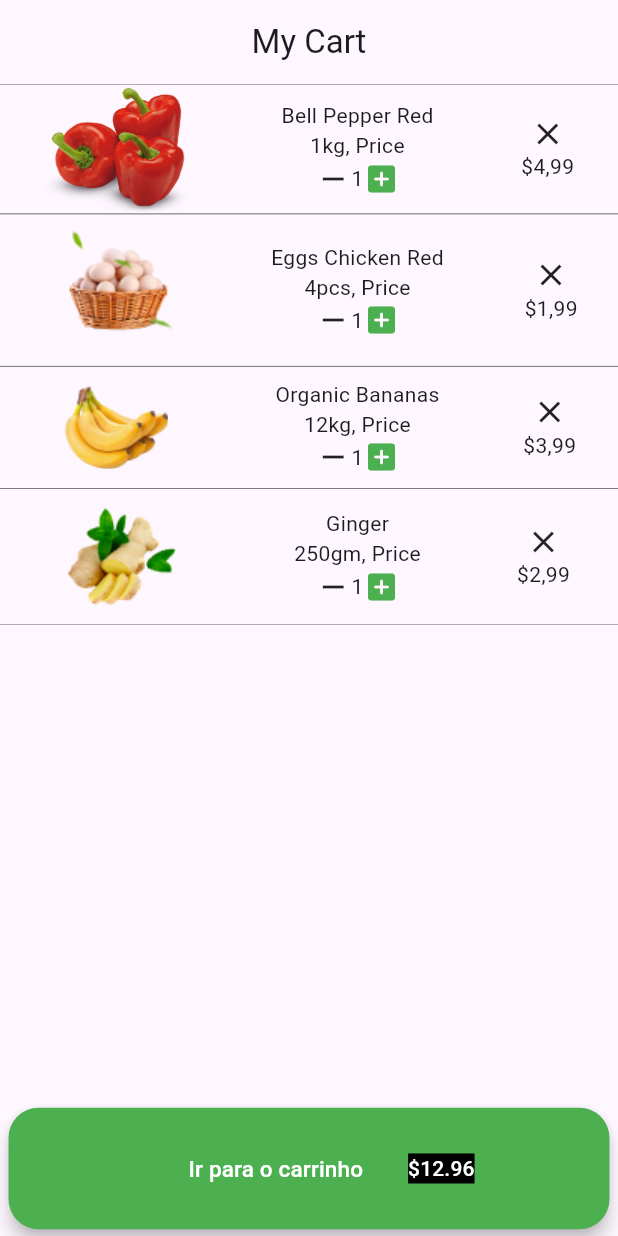
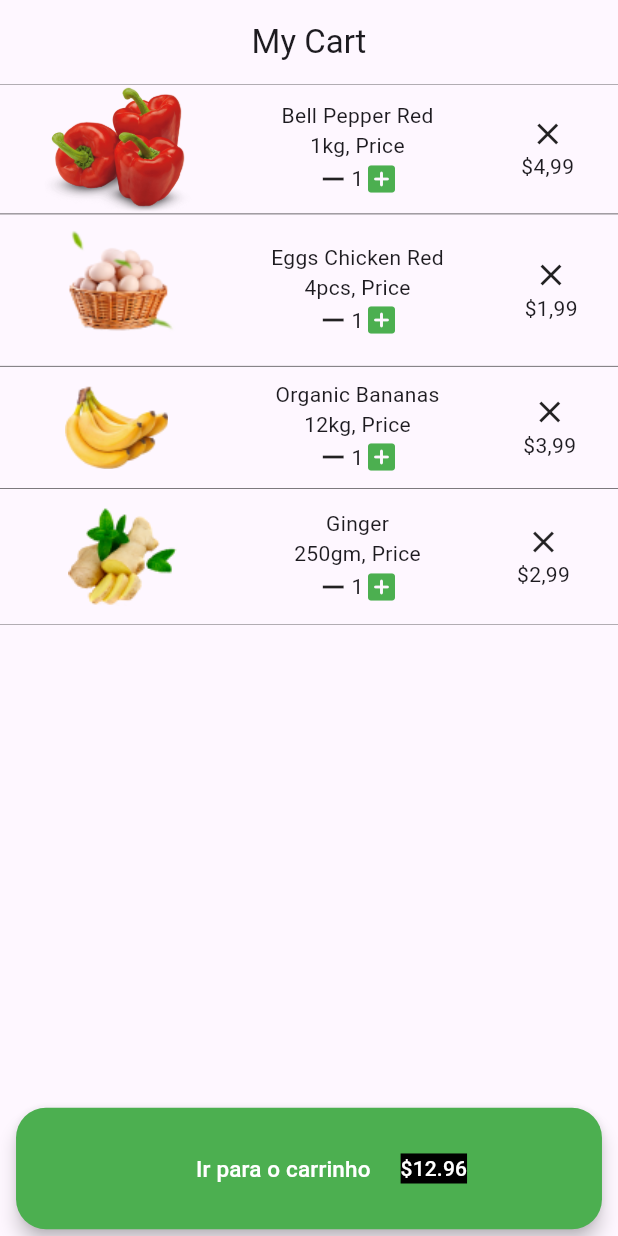
Before and after one commit to RuanVFeitosa/tela-carrinho, a Flutter app: the screen it shows after launch, on a phone screen of 412 x 824 dp. Run offline on Flutter 3.47's test engine with Material 3 defaults, Android fonts, the phone set to English and light mode, and no system bars.

Commit message:
Correção do Botão

```diff
--- a/lib/view/tela.dart
+++ b/lib/view/tela.dart
@@ -46,7 +46,7 @@ class tela extends StatelessWidget {
                       ),
                     ),
                     Container(
-                      margin: const EdgeInsets.only(left: 30),
+                      margin: const EdgeInsets.only(left: 20),
                       child: const Text(
                         "\$12.96",
                         style: TextStyle(
```
